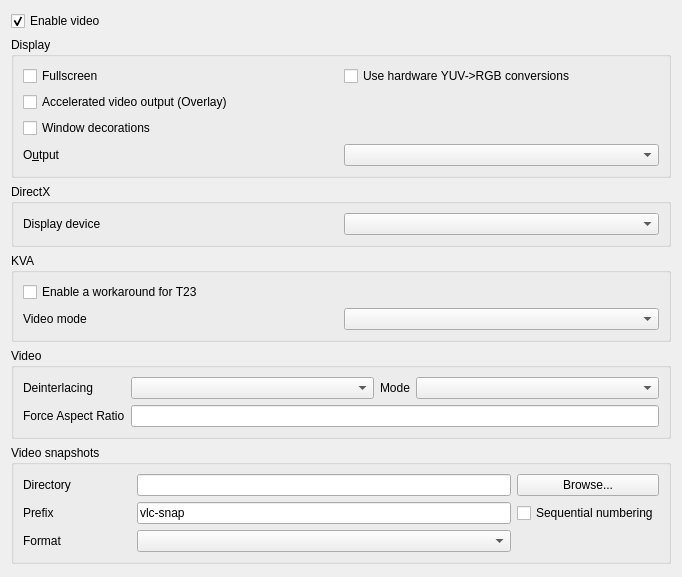
Before: the Qt Designer form modules/gui/qt/ui/sprefs_video.ui in omunroe-com/ubtvlc, drawn with Qt 5.
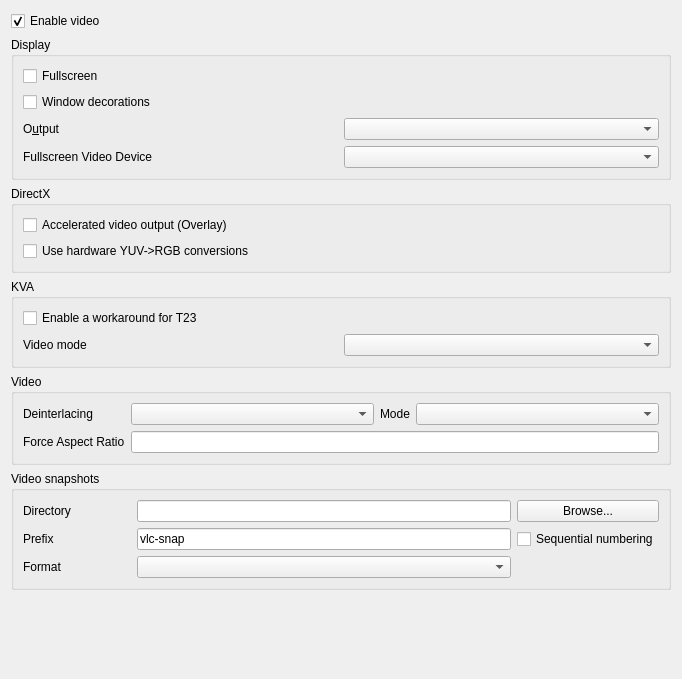
After: the same form once the commit is applied.

The edit to the form file:
```diff
--- a/modules/gui/qt/ui/sprefs_video.ui
+++ b/modules/gui/qt/ui/sprefs_video.ui
@@ -8,7 +8,7 @@
     <x>0</x>
     <y>0</y>
     <width>682</width>
-    <height>577</height>
+    <height>679</height>
    </rect>
   </property>
   <property name="windowTitle">
@@ -46,20 +46,6 @@
          <string>Display</string>
         </property>
         <layout class="QGridLayout" name="gridLayout">
-         <item row="0" column="0">
-          <widget class="QCheckBox" name="fullscreen">
-           <property name="text">
-            <string>Fullscreen</string>
-           </property>
-          </widget>
-         </item>
-         <item row="3" column="1">
-          <widget class="QComboBox" name="outputModule">
-           <property name="maxVisibleItems">
-            <number>15</number>
-           </property>
-          </widget>
-         </item>
          <item row="3" column="0">
           <widget class="QLabel" name="voutLabel">
            <property name="text">
@@ -70,13 +56,6 @@
            </property>
           </widget>
          </item>
-         <item row="1" column="0">
-          <widget class="QCheckBox" name="overlay">
-           <property name="text">
-            <string>Accelerated video output (Overlay)</string>
-           </property>
-          </widget>
-         </item>
          <item row="2" column="0">
           <widget class="QCheckBox" name="windowDecorations">
            <property name="text">
@@ -84,10 +63,30 @@
            </property>
           </widget>
          </item>
-         <item row="0" column="1">
-          <widget class="QCheckBox" name="hwYUVBox">
+         <item row="0" column="0">
+          <widget class="QCheckBox" name="fullscreen">
            <property name="text">
-            <string>Use hardware YUV-&gt;RGB conversions</string>
+            <string>Fullscreen</string>
+           </property>
+          </widget>
+         </item>
+         <item row="3" column="1">
+          <widget class="QComboBox" name="outputModule">
+           <property name="maxVisibleItems">
+            <number>15</number>
+           </property>
+          </widget>
+         </item>
+         <item row="4" column="1">
+          <widget class="QComboBox" name="fullscreenScreenBox"/>
+         </item>
+         <item row="4" column="0">
+          <widget class="QLabel" name="fullscreenScreenLabel">
+           <property name="text">
+            <string>Fullscreen Video Device</string>
+           </property>
+           <property name="buddy">
+            <cstring>fullscreenScreenBox</cstring>
            </property>
           </widget>
          </item>
@@ -100,18 +99,19 @@
          <string>DirectX</string>
         </property>
         <layout class="QGridLayout" name="gridLayout_4">
-         <item row="0" column="0">
-          <widget class="QLabel" name="dxDeviceLabel">
+         <item row="2" column="0">
+          <widget class="QCheckBox" name="hwYUVBox">
            <property name="text">
-            <string>Display device</string>
-           </property>
-           <property name="buddy">
-            <cstring>dXdisplayDevice</cstring>
+            <string>Use hardware YUV-&gt;RGB conversions</string>
            </property>
           </widget>
          </item>
-         <item row="0" column="1">
-          <widget class="QComboBox" name="dXdisplayDevice"/>
+         <item row="0" column="0">
+          <widget class="QCheckBox" name="overlay">
+           <property name="text">
+            <string>Accelerated video output (Overlay)</string>
+           </property>
+          </widget>
          </item>
         </layout>
        </widget>
```
Left out of the diff: 6 changed lines with no effect on the pictures.
